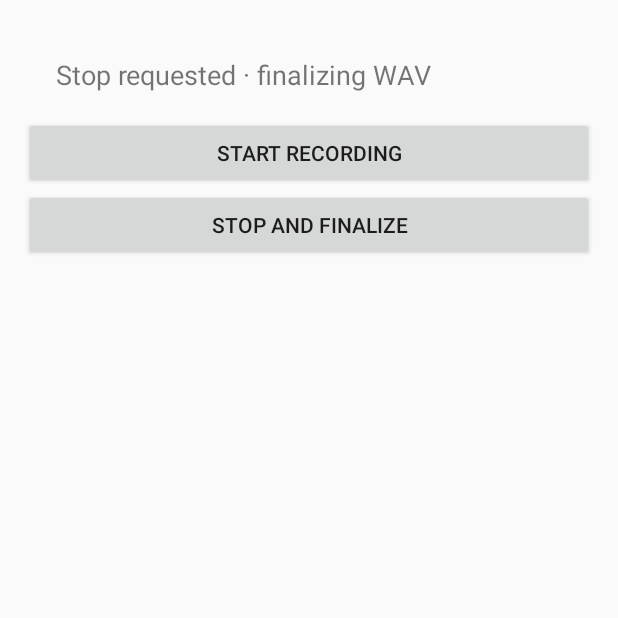
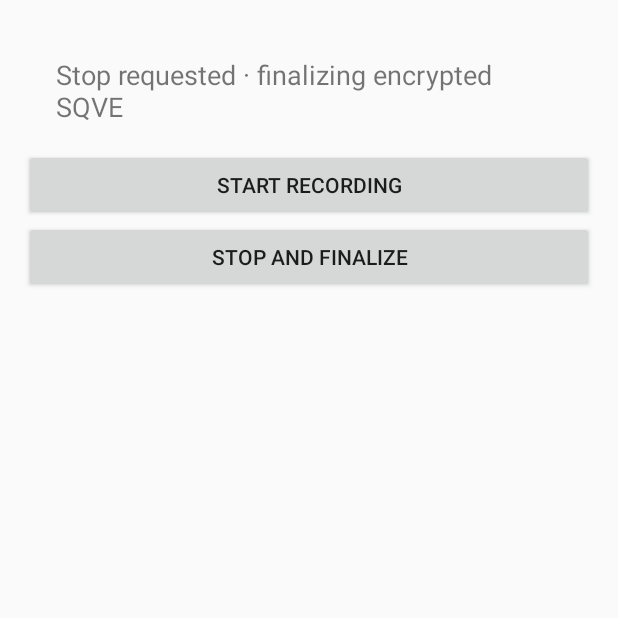
Before and after one commit to alinor2pundamdag/SQrecorder, an Android app: the screen it shows after launch (RecorderActivity), after a tap on "STOP AND FINALIZE", on a phone screen of 412 x 824 dp, the top half of it. Run offline under Robolectric (Android 15) with nearby library versions, the phone set to English and light mode, and no system bars; 1 other tap on this screen came first.

Commit message:
fix(android-ui): report SQVE v2 output and fail closed below API 31

```diff
--- a/android/app/src/main/java/com/alinor/sqrecorder/RecorderActivity.kt
+++ b/android/app/src/main/java/com/alinor/sqrecorder/RecorderActivity.kt
@@ -16,7 +16,7 @@ public class RecorderActivity : Activity() {
  override fun onCreate(savedInstanceState: Bundle?) {
   super.onCreate(savedInstanceState)
   status = TextView(this).apply {
-   text = "SQRecorder • Offline audio capture\nWAV · 48 kHz mono PCM"
+   text = "SQRecorder • Offline encrypted audio capture\nSQVE v2 · WAV payload · 48 kHz mono PCM"
    textSize = 18f; contentDescription = "Recorder status and capture format"
    setPadding(32, 32, 32, 24)
   }
@@ -25,7 +25,7 @@ public class RecorderActivity : Activity() {
    text = "Stop and finalize"
    setOnClickListener {
     startService(Intent(this@RecorderActivity, CaptureForegroundService::class.java).setAction(CaptureForegroundService.ACTION_STOP))
-    status.text = "Stop requested · finalizing WAV"
+    status.text = "Stop requested · finalizing encrypted SQVE"
    }
   }
   setContentView(LinearLayout(this).apply {
@@ -40,6 +40,10 @@ public class RecorderActivity : Activity() {
   startCapture()
  }
  private fun startCapture() {
+  if (Build.VERSION.SDK_INT < Build.VERSION_CODES.S) {
+   status.text = "Encrypted capture requires Android 12/API 31 or newer. Plaintext fallback is disabled."
+   return
+  }
   val intent = Intent(this, CaptureForegroundService::class.java).setAction(CaptureForegroundService.ACTION_START)
   try {
    if (Build.VERSION.SDK_INT >= Build.VERSION_CODES.O) startForegroundService(intent) else startService(intent)
```
